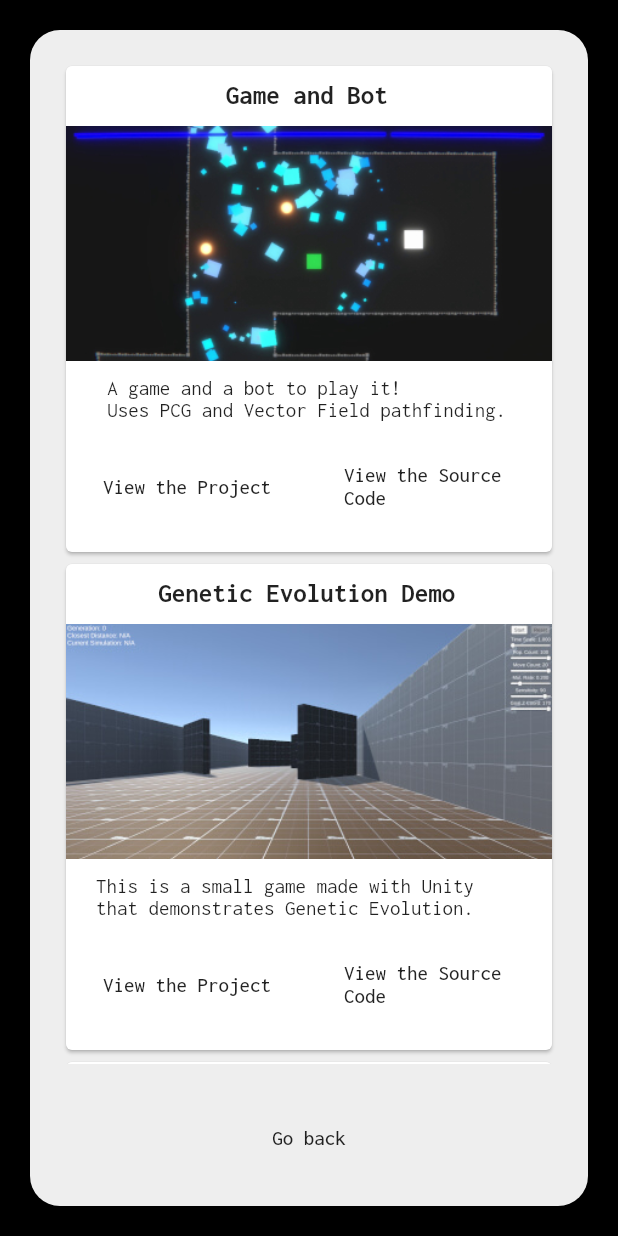
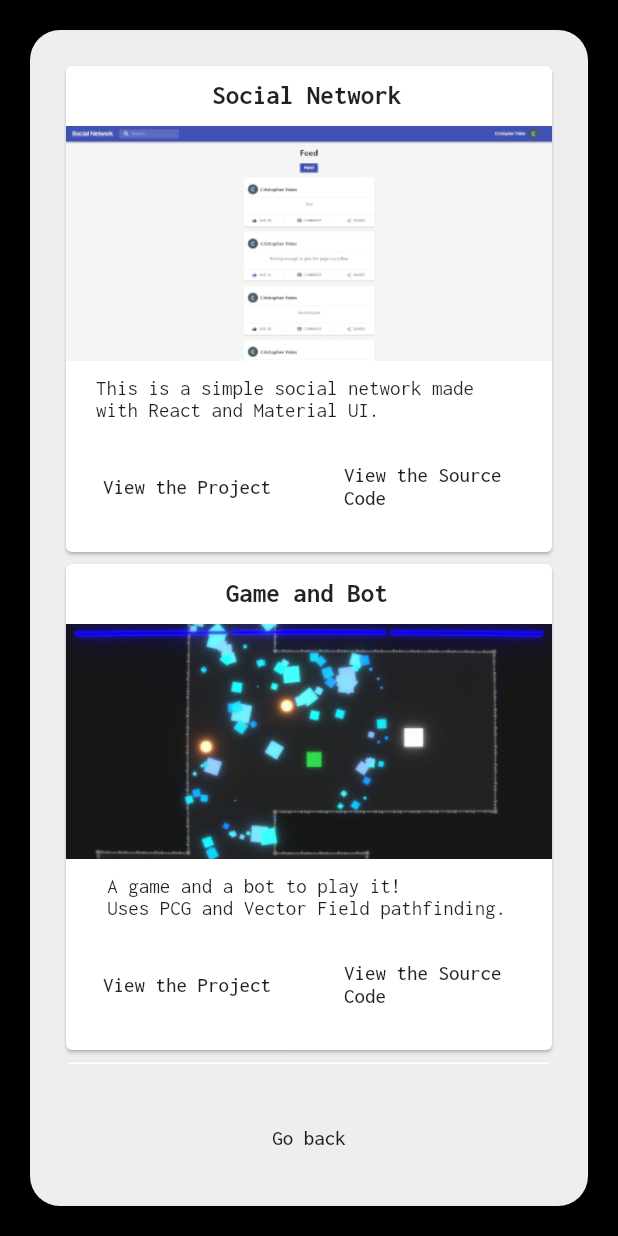
Before and after one commit to cmoyates/Old-Portfolio-Website, a Flutter app: the screen it shows after launch, after a tap on "Projects", on a phone screen of 412 x 824 dp. Run offline on Flutter 3.47's test engine with Material 2 defaults, Android fonts, the light colour scheme and no system bars.

Commit message:
Rearranged projects

```diff
--- a/lib/widgets/project_node.dart
+++ b/lib/widgets/project_node.dart
@@ -19,6 +19,13 @@ class ProjectNode extends StatelessWidget {
 
 List<ProjectNode> projects = [
   ProjectNode(
+    name: "Social Network",
+    imgDir: "assets/images/sn.jpg",
+    description: "This is a simple social network made with React and Material UI.",
+    linkToProject: "https://cmoyates.github.io/Social-Network-Frontend/",
+    linkToSourceCode: "https://github.com/cmoyates/Social-Network-Frontend",
+  ),
+  ProjectNode(
     name: "Game and Bot",
     imgDir: "assets/images/gab.jpg",
     description: "A game and a bot to play it!\nUses PCG and Vector Field pathfinding.",
@@ -39,13 +46,6 @@ List<ProjectNode> projects = [
         "This is my personal portfolio website.",
     altText: "You're here right now!",
     linkToSourceCode: "https://github.com/cmoyates/Portfolio-Website",
-  ),
-  ProjectNode(
-    name: "Social Network",
-    imgDir: "assets/images/sn.jpg",
-    description: "This is a simple social network made with React and Material UI.",
-    linkToProject: "https://cmoyates.github.io/Social-Network-Frontend/",
-    linkToSourceCode: "https://github.com/cmoyates/Social-Network-Frontend",
   ),
   ProjectNode(
     name: "Closet App",
```
